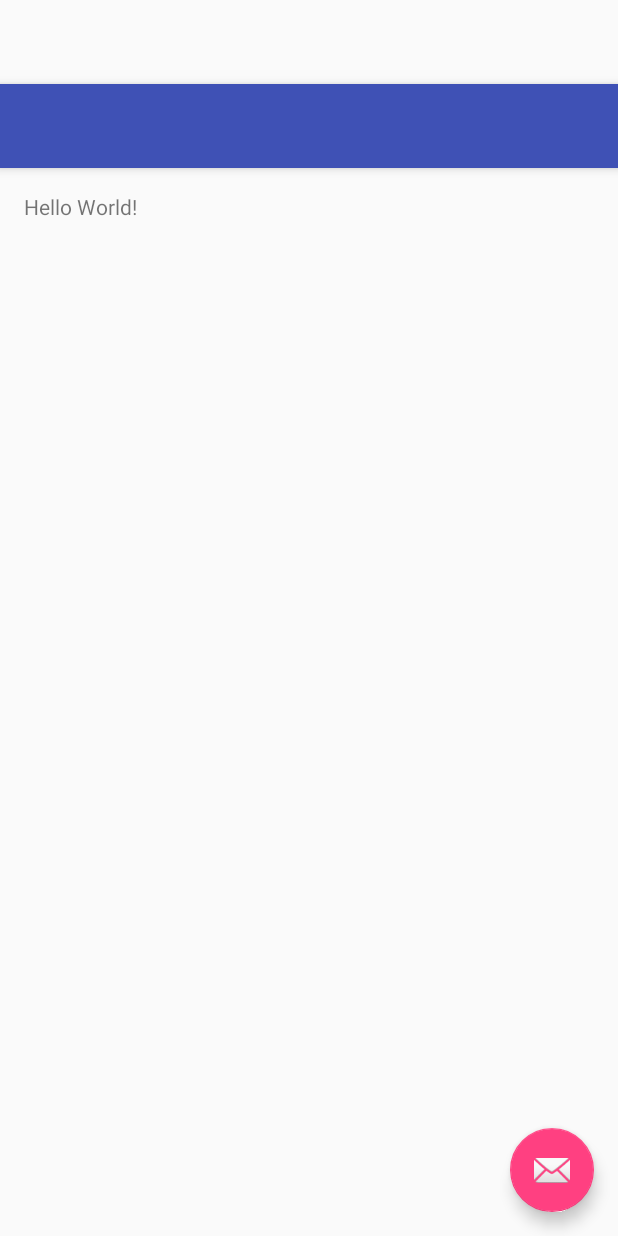
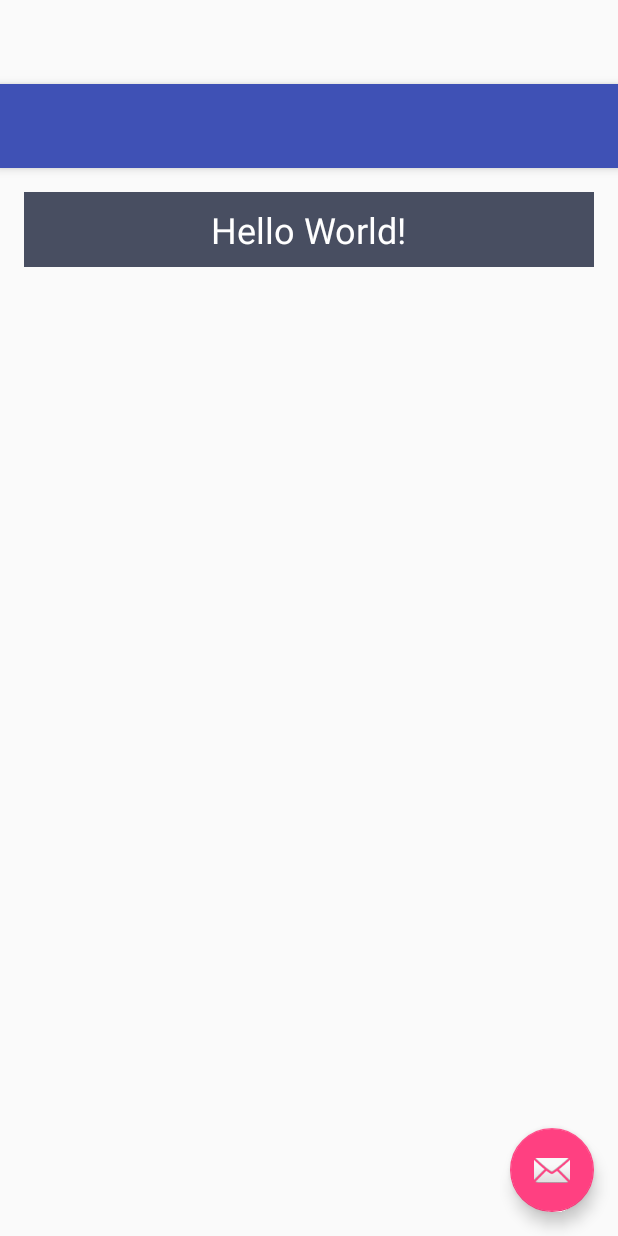
Before and after one commit to tanxingeo/Hiweather, an Android app: the layout activity_main.xml on its own in the app's theme, with its tools: preview values and no code run, on a phone screen of 412 x 824 dp. Run offline under Robolectric (Android 15) with nearby library versions, the phone set to English and light mode, and no system bars.

Commit message:
完成所有的代码，但是发现读取天气的市和县的API有问题

```diff
--- a/Hiweather/app/src/main/AndroidManifest.xml
+++ b/Hiweather/app/src/main/AndroidManifest.xml
@@ -1,6 +1,8 @@
 <?xml version="1.0" encoding="utf-8"?>
 <manifest xmlns:android="http://schemas.android.com/apk/res/android"
     package="com.example.tanx.hiweather" >
+
+    <uses-permission android:name="android.permission.INTERNET"/>
 
     <application
         android:allowBackup="true"
@@ -9,7 +11,7 @@
         android:supportsRtl="true"
         android:theme="@style/AppTheme" >
         <activity
-            android:name=".MainActivity"
+            android:name=".activity.MainActivity"
             android:label="@string/app_name"
             android:theme="@style/AppTheme.NoActionBar" >
             <intent-filter>
--- a/Hiweather/app/src/main/res/layout/content_main.xml
+++ b/Hiweather/app/src/main/res/layout/content_main.xml
@@ -1,14 +1,36 @@
 <?xml version="1.0" encoding="utf-8"?>
-<RelativeLayout xmlns:android="http://schemas.android.com/apk/res/android"
+<LinearLayout xmlns:android="http://schemas.android.com/apk/res/android"
     xmlns:tools="http://schemas.android.com/tools"
-    xmlns:app="http://schemas.android.com/apk/res-auto" android:layout_width="match_parent"
-    android:layout_height="match_parent" android:paddingLeft="@dimen/activity_horizontal_margin"
+    xmlns:app="http://schemas.android.com/apk/res-auto"
+    android:layout_width="match_parent"
+    android:layout_height="match_parent"
+    android:orientation="vertical"
+    android:paddingLeft="@dimen/activity_horizontal_margin"
     android:paddingRight="@dimen/activity_horizontal_margin"
     android:paddingTop="@dimen/activity_vertical_margin"
     android:paddingBottom="@dimen/activity_vertical_margin"
     app:layout_behavior="@string/appbar_scrolling_view_behavior"
     tools:showIn="@layout/activity_main" tools:context=".MainActivity">
 
-    <TextView android:text="Hello World!" android:layout_width="wrap_content"
-        android:layout_height="wrap_content" />
-</RelativeLayout>
+    <RelativeLayout
+        android:layout_width="match_parent"
+        android:layout_height="50dp"
+        android:background="#484E61">
+
+        <TextView
+            android:text="Hello World!"
+            android:id="@+id/title_text"
+            android:layout_width="wrap_content"
+            android:layout_height="wrap_content"
+            android:layout_centerInParent="true"
+            android:textColor="#fff"
+            android:textSize="24sp"/>
+    </RelativeLayout>
+
+    <ListView
+        android:layout_width="match_parent"
+        android:layout_height="match_parent"
+        android:id="@+id/list_view">
+    </ListView>
+
+    </LinearLayout>
```
Also changed, not shown: Hiweather/app/src/main/java/com/example/tanx/hiweather/db/HiweatherDB.java (added, +121 -0 lines), Hiweather/app/src/main/java/com/example/tanx/hiweather/db/HiweatherOpenHelper.java (added, +47 -0 lines), Hiweather/app/src/main/java/com/example/tanx/hiweather/model/City.java (added, +44 -0 lines), Hiweather/app/src/main/java/com/example/tanx/hiweather/model/Province.java (added, +37 -0 lines).
